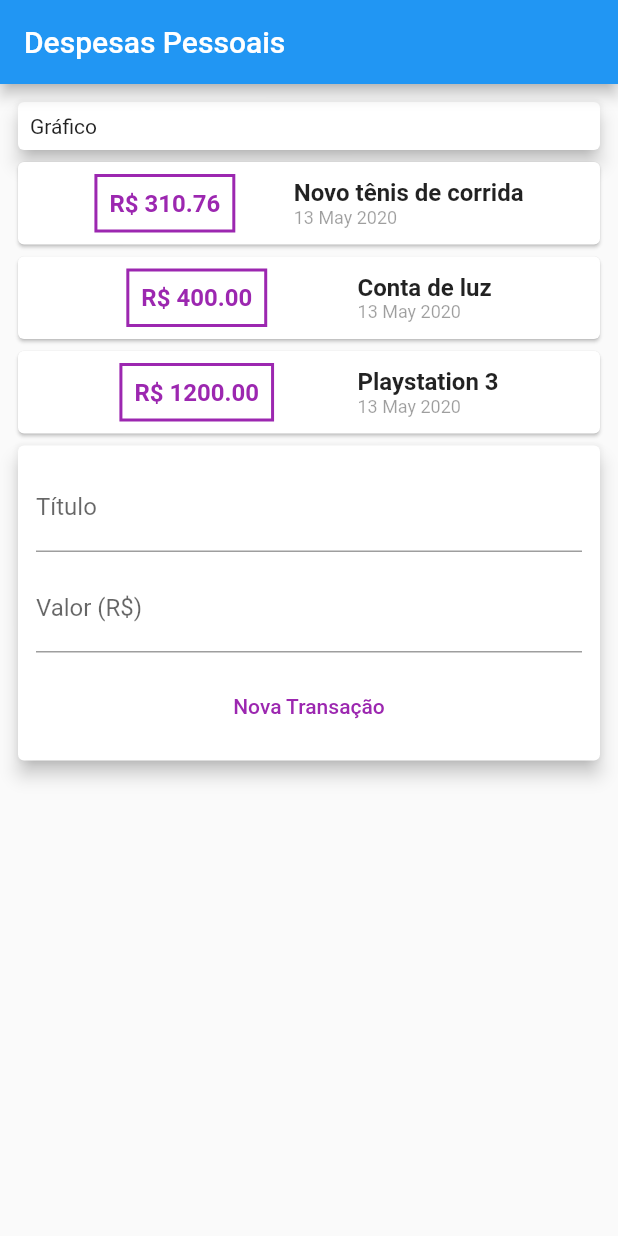
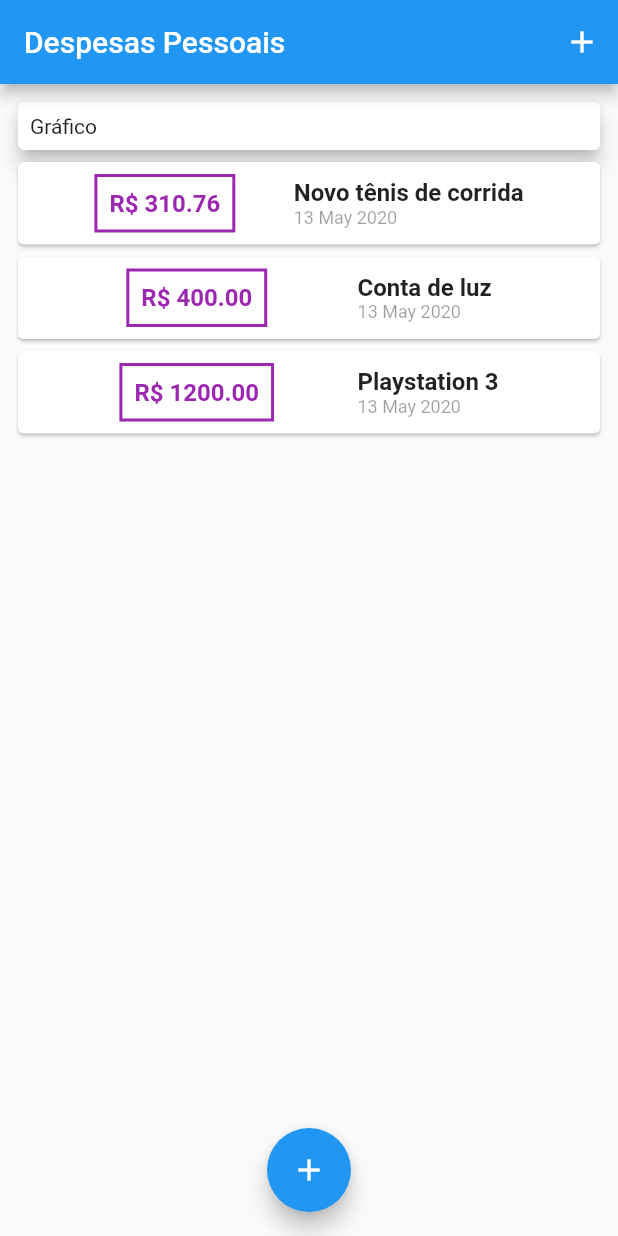
Before and after one commit to ranaice/expenses-manager, a Flutter app: the screen it shows after launch, on a phone screen of 412 x 824 dp. Run offline on Flutter 3.47's test engine with Material 2 defaults, Android fonts, the phone set to English and light mode, and no system bars.

Commit message:
feat: add modal sheet for input transaction

```diff
--- a/lib/app/ui/components/transaction_user.dart
+++ /dev/null
@@ -1,42 +0,0 @@
-import 'dart:math';
-
-import 'package:expensesmanager/app/model/transaction.dart';
-import 'package:expensesmanager/app/ui/components/transaction_form.dart';
-import 'package:expensesmanager/app/ui/components/transaction_list.dart';
-import 'package:flutter/material.dart';
-
-class TransactionUser extends StatefulWidget {
-  @override
-  _TransactionUserState createState() => _TransactionUserState();
-}
-
-class _TransactionUserState extends State<TransactionUser> {
-  final _transactions = [
-    Transaction(id: 't1', title: 'Novo tênis de corrida', value: 310.76, date: DateTime.now()),
-    Transaction(id: 't2', title: 'Conta de luz', value: 400, date: DateTime.now()),
-    Transaction(id: 't3', title: 'Playstation 3', value: 1200, date: DateTime.now()),
-  ];
-
-  @override
-  Widget build(BuildContext context) {
-    return Column(
-      children: <Widget>[
-        TransactionList(
-          transactions: _transactions,
-        ),
-        TransactionForm(
-          onAddTransaction: _addTransaction,
-        ),
-      ],
-    );
-  }
-
-  _addTransaction(String title, double value) {
-    final newTransaction =
-        Transaction(id: Random().nextDouble().toString(), title: title, value: value, date: DateTime.now());
-
-    setState(() {
-      _transactions.add(newTransaction);
-    });
-  }
-}
--- a/lib/app/ui/pages/home_page.dart
+++ b/lib/app/ui/pages/home_page.dart
@@ -1,4 +1,8 @@
-import 'package:expensesmanager/app/ui/components/transaction_user.dart';
+import 'dart:math';
+
+import 'package:expensesmanager/app/model/transaction.dart';
+import 'package:expensesmanager/app/ui/components/transaction_form.dart';
+import 'package:expensesmanager/app/ui/components/transaction_list.dart';
 import 'package:flutter/material.dart';
 
 class HomePage extends StatefulWidget {
@@ -9,11 +13,23 @@ class HomePage extends StatefulWidget {
 }
 
 class _HomePageState extends State<HomePage> {
+  final _transactions = [
+    Transaction(id: 't1', title: 'Novo tênis de corrida', value: 310.76, date: DateTime.now()),
+    Transaction(id: 't2', title: 'Conta de luz', value: 400, date: DateTime.now()),
+    Transaction(id: 't3', title: 'Playstation 3', value: 1200, date: DateTime.now()),
+  ];
+
   @override
   Widget build(BuildContext context) {
     return Scaffold(
       appBar: AppBar(
         title: Text('Despesas Pessoais'),
+        actions: <Widget>[
+          IconButton(
+            icon: Icon(Icons.add),
+            onPressed: _openTransactionFormModal,
+          )
+        ],
       ),
       body: ListView(
         padding: EdgeInsets.all(8),
@@ -25,8 +41,37 @@ class _HomePageState extends State<HomePage> {
               child: Text('Gráfico'),
             ),
           ),
-            TransactionUser(),
+          TransactionList(
+            transactions: _transactions,
+          ),
         ],
-        ));
+      ),
+      floatingActionButton: FloatingActionButton(
+        child: Icon(Icons.add),
+        onPressed: _openTransactionFormModal,
+      ),
+      floatingActionButtonLocation: FloatingActionButtonLocation.centerFloat,
+    );
+  }
+
+  _openTransactionFormModal() {
+    showModalBottomSheet(
+        context: context,
+        builder: (_) {
+          return TransactionForm(onAddTransaction: _addTransaction);
+        });
+  }
+
+  _addTransaction(String title, double value) {
+    final newTransaction = Transaction(
+      id: Random().nextDouble().toString(),
+      title: title,
+      value: value,
+      date: DateTime.now(),
+    );
+
+    setState(() {
+      _transactions.add(newTransaction);
+    });
   }
 }
```
Lines whose indentation alone changed are shown as unchanged.
